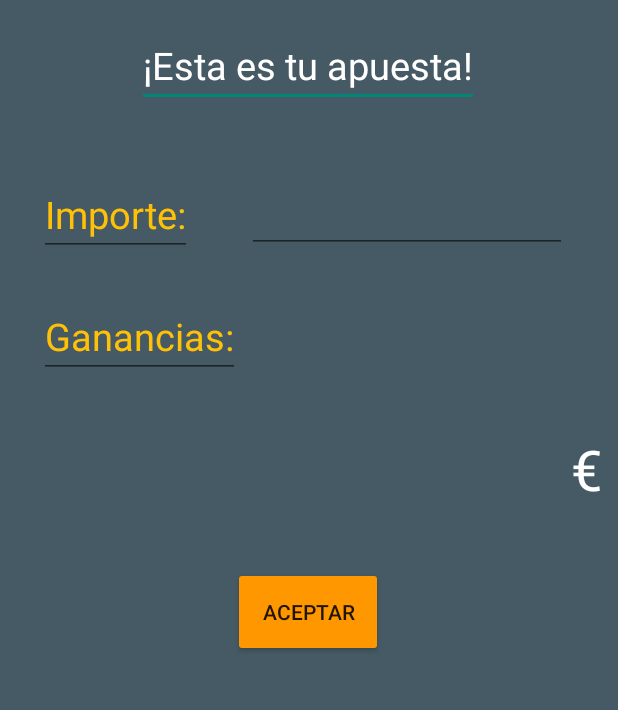
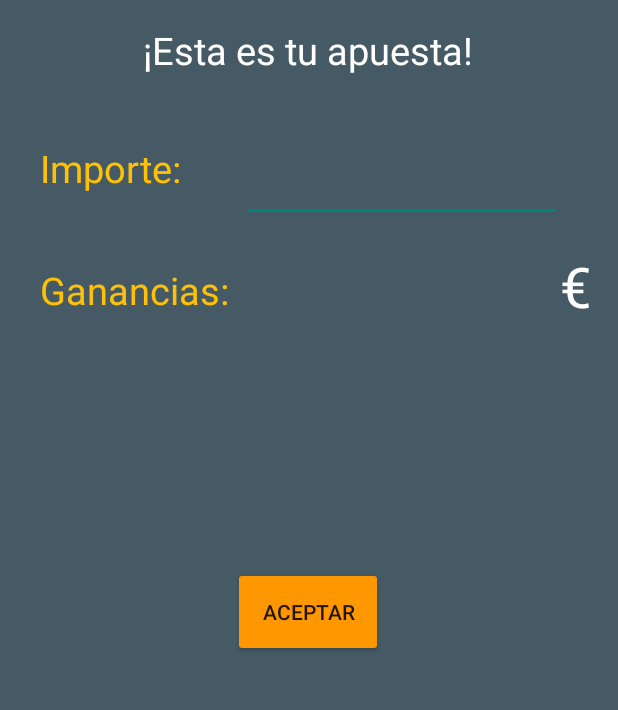
Before and after one commit to Alvarod99/AGame, an Android app: the Apuestas screen opened directly, with no data from a screen before it, on a phone screen of 412 x 824 dp, the part 219-929 px from its top. Run offline under Robolectric (Android 15) with nearby library versions, the phone set to English and light mode, and no system bars; our stand-ins replace Firebase (no records; nobody signed in at launch, a user with empty details on screens opened directly).

Commit message:
Puesta al día 16/05/2023. Queda la activity_apuestas.xml, como hacer para pasar de la activity_today a la activity_apuestas y la activity_matches.xml.

```diff
--- a/app/src/main/java/com/example/agame/Apuestas.java
+++ b/app/src/main/java/com/example/agame/Apuestas.java
@@ -12,6 +12,7 @@ import android.view.MenuItem;
 import android.view.View;
 import android.widget.Button;
 import android.widget.EditText;
+import android.widget.TextView;
 import android.widget.Toast;
 
 import com.google.firebase.auth.FirebaseAuth;
@@ -23,7 +24,8 @@ import com.google.firebase.database.ValueEventListener;
 
 public class Apuestas extends AppCompatActivity {
 
-    private EditText txtStaticImporte, txtStaticGanancias, txtImporte, txtGanancias;
+    private EditText txtImporte;
+    private TextView txtGanancias,txtStaticGanancias,txtStaticImporte;
     private Button aceptar;
 
     Double saldoFinal;
@@ -48,7 +50,7 @@ public class Apuestas extends AppCompatActivity {
         txtGanancias = findViewById(R.id.Ganancias);
         aceptar = findViewById(R.id.aceptar);
 
-        BASE_DE_DATOS.child(user.getUid()).addValueEventListener(new ValueEventListener() {
+        /*BASE_DE_DATOS.child(user.getUid()).addValueEventListener(new ValueEventListener() {
             @Override
             public void onDataChange(@NonNull DataSnapshot snapshot) {
                 if(snapshot.exists()) {
@@ -62,7 +64,7 @@ public class Apuestas extends AppCompatActivity {
             public void onCancelled(@NonNull DatabaseError error) {
 
             }
-        });
+        });*/
 
         aceptar.setOnClickListener(new View.OnClickListener() {
             @Override
--- a/app/src/main/res/layout/activity_apuestas.xml
+++ b/app/src/main/res/layout/activity_apuestas.xml
@@ -31,7 +31,7 @@
         app:layout_constraintTop_toTopOf="parent"
         app:srcCompat="@drawable/agamelogo" />
 
-    <EditText
+    <TextView
         android:id="@+id/Apuesta"
         android:layout_width="wrap_content"
         android:layout_height="wrap_content"
@@ -44,7 +44,7 @@
         app:layout_constraintStart_toStartOf="parent"
         app:layout_constraintTop_toBottomOf="@+id/logo" />
 
-    <EditText
+    <TextView
         android:id="@+id/staticImporte"
         android:layout_width="wrap_content"
         android:layout_height="wrap_content"
@@ -57,7 +57,7 @@
         app:layout_constraintStart_toStartOf="parent"
         app:layout_constraintTop_toBottomOf="@+id/Apuesta" />
 
-    <EditText
+    <TextView
         android:id="@+id/staticGanancias"
         android:layout_width="wrap_content"
         android:layout_height="wrap_content"
@@ -99,14 +99,13 @@
         android:id="@+id/euro"
         android:layout_width="wrap_content"
         android:layout_height="wrap_content"
-        android:layout_marginBottom="340dp"
         android:text="@string/euro"
         android:textColor="@color/white"
         android:textSize="37sp"
-        app:layout_constraintBottom_toBottomOf="parent"
         app:layout_constraintEnd_toEndOf="parent"
-        app:layout_constraintHorizontal_bias="0.813"
-        app:layout_constraintStart_toEndOf="@+id/Ganancias" />
+        app:layout_constraintHorizontal_bias="0.728"
+        app:layout_constraintStart_toEndOf="@+id/Ganancias"
+        app:layout_constraintTop_toTopOf="@+id/Ganancias" />
 
     <Button
         android:id="@+id/aceptar"
```
Also changed, not shown: app/src/main/AndroidManifest.xml (+16 -17 lines), app/src/main/java/com/example/agame/Apuesta.java (deleted, +0 -14 lines), app/src/main/java/com/example/agame/CambiarContrasena.java (+0 -34 lines), app/src/main/java/com/example/agame/RowPartidos.java (+7 -0 lines), app/src/main/java/com/example/agame/matches.java (+12 -0 lines), app/src/main/java/com/example/agame/today.java (+10 -19 lines), app/src/main/res/layout/activity_apuesta.xml (deleted, +0 -48 lines), app/src/main/res/layout/activity_matches.xml (+13 -3 lines).
